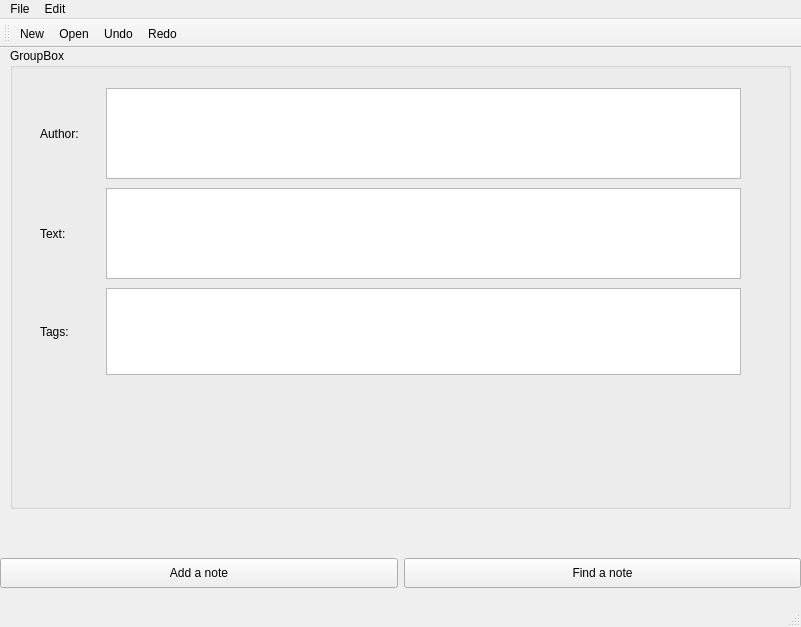
The window that mainwindow.ui (Alexander-1703/QtNotepad) describes before a commit, drawn with Qt 5.
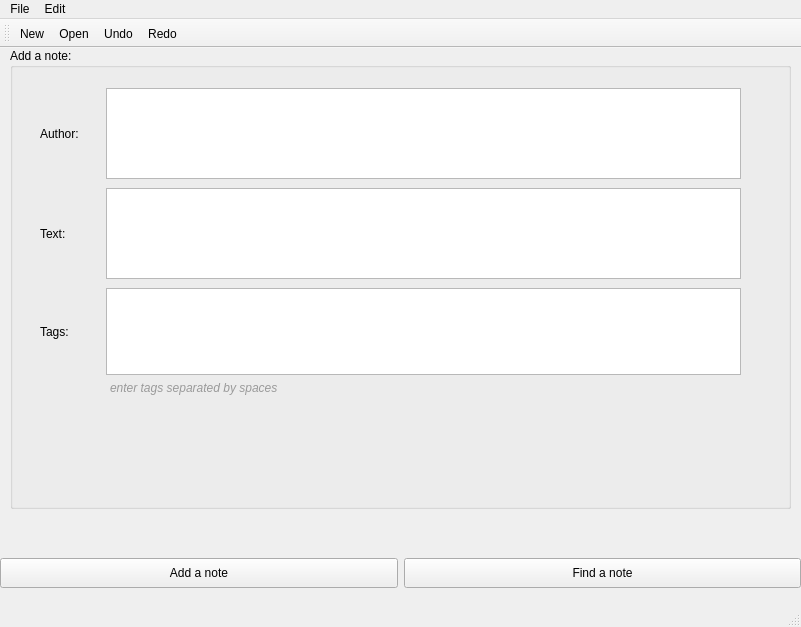
The same window after the commit. Icons and pictures are not drawn.

The edit to the form file:
```diff
--- a/mainwindow.ui
+++ b/mainwindow.ui
@@ -62,7 +62,7 @@
      </rect>
     </property>
     <property name="title">
-     <string>GroupBox</string>
+     <string>Add a note:</string>
     </property>
     <widget class="QWidget" name="horizontalLayoutWidget_2">
      <property name="geometry">
@@ -160,6 +160,26 @@
       </item>
      </layout>
     </widget>
+    <widget class="QLabel" name="label_4">
+     <property name="geometry">
+      <rect>
+       <x>100</x>
+       <y>320</y>
+       <width>241</width>
+       <height>41</height>
+      </rect>
+     </property>
+     <property name="text">
+      <string>&lt;!DOCTYPE HTML PUBLIC &quot;-//W3C//DTD HTML 4.0//EN&quot; &quot;http://www.w3.org/TR/REC-html40/strict.dtd&quot;&gt;
+&lt;html&gt;&lt;head&gt;&lt;meta name=&quot;qrichtext&quot; content=&quot;1&quot; /&gt;&lt;meta charset=&quot;utf-8&quot; /&gt;&lt;style type=&quot;text/css&quot;&gt;
+p, li { white-space: pre-wrap; }
+hr { height: 1px; border-width: 0; }
+li.unchecked::marker { content: &quot;\2610&quot;; }
+li.checked::marker { content: &quot;\2612&quot;; }
+&lt;/style&gt;&lt;/head&gt;&lt;body style=&quot; font-family:'Segoe UI'; font-size:9pt; font-weight:400; font-style:normal;&quot;&gt;
+&lt;p style=&quot; margin-top:0px; margin-bottom:0px; margin-left:0px; margin-right:0px; -qt-block-indent:0; text-indent:0px;&quot;&gt;&lt;span style=&quot; font-style:italic; color:#9a9a9a;&quot;&gt;enter tags separated by spaces&lt;/span&gt;&lt;/p&gt;&lt;/body&gt;&lt;/html&gt;</string>
+     </property>
+    </widget>
    </widget>
   </widget>
   <widget class="QMenuBar" name="menubar">
```
